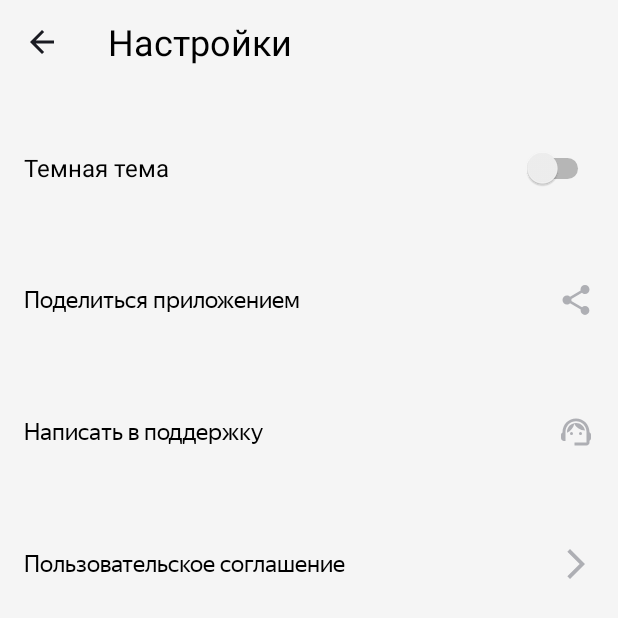
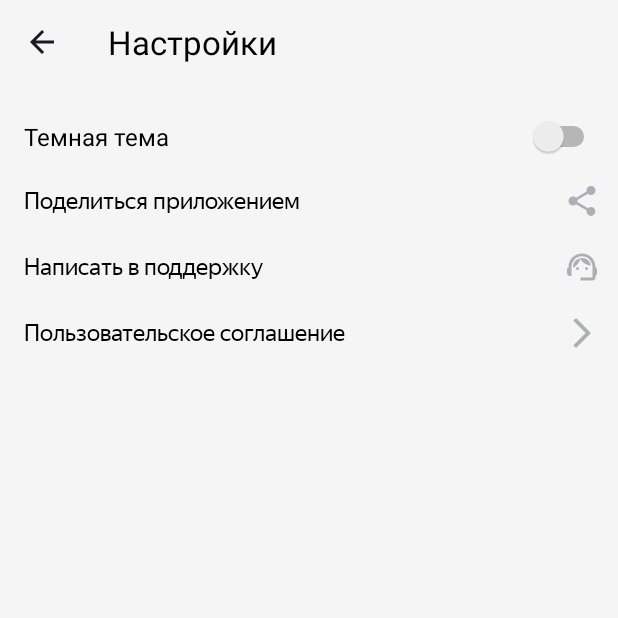
Before and after one commit to AntonVzdor/Playlist-Maker, an Android app: the SettingsActivity screen opened directly, with no data from a screen before it, on a phone screen of 412 x 824 dp. Shown: the top 618 px of the screen. Run offline under Robolectric (Android 15) with nearby library versions, the phone set to English and light mode, and no system bars.

Commit message:
Новый заход)

```diff
--- a/app/src/main/res/layout/activity_settings.xml
+++ b/app/src/main/res/layout/activity_settings.xml
@@ -4,7 +4,7 @@
     xmlns:tools="http://schemas.android.com/tools"
     android:layout_width="match_parent"
     android:layout_height="match_parent"
-    android:background="@color/not_afraamerican_ass"
+    android:background="@color/settings_color2"
     android:orientation="vertical">
 
     <androidx.appcompat.widget.Toolbar
@@ -20,61 +20,66 @@
             android:gravity="center_vertical"
             android:text="@string/settings"
             android:textColor="@color/settings_color"
-            android:textSize="@dimen/textSize" />
+            android:textSize="@dimen/textSizeMain" />
 
     </androidx.appcompat.widget.Toolbar>
 
     <Switch
         android:id="@+id/switch1"
         android:layout_width="match_parent"
-        android:layout_height="@dimen/layout_height2"
-        android:layout_marginStart="@dimen/marginStart"
-        android:layout_marginEnd="@dimen/marginEnd"
-        android:layout_marginBottom="@dimen/marginBottom2"
+        android:layout_height="wrap_content"
+        android:paddingStart="16dp"
+        android:paddingEnd="12dp"
+        android:paddingRight="40dp"
+        android:paddingBottom="20dp"
         android:text="@string/black_theme"
         android:textColor="@color/settings_color"
-        android:textSize="@dimen/textSize2"
+        android:textSize="@dimen/textSizeSettings"
         tools:ignore="UseSwitchCompatOrMaterialXml,VisualLintButtonSize" />
 
     <TextView
         android:id="@+id/shareTextView"
         android:layout_width="match_parent"
-        android:layout_height="@dimen/layout_height2"
-        android:layout_marginStart="@dimen/marginStart"
-        android:layout_marginEnd="@dimen/marginEnd"
-        android:layout_marginBottom="@dimen/marginBottom2"
+        android:layout_height="wrap_content"
+        android:paddingStart="16dp"
+        android:paddingEnd="12dp"
+        android:paddingRight="40dp"
+        android:paddingBottom="20dp"
         android:fontFamily="@font/ys_display"
         android:gravity="center_vertical"
         android:text="@string/share_app"
         android:textColor="@color/settings_color"
-        android:textSize="@dimen/textSize2"
+        android:textSize="@dimen/textSizeSettings"
         app:drawableRightCompat="@drawable/ic_baseline_share_24" />
 
     <TextView
         android:id="@+id/callTextView"
         android:layout_width="match_parent"
-        android:layout_height="@dimen/layout_height2"
-        android:layout_marginStart="@dimen/marginStart"
-        android:layout_marginEnd="@dimen/marginEnd"
-        android:layout_marginBottom="@dimen/marginBottom2"
+        android:layout_height="wrap_content"
+        android:paddingStart="16dp"
+        android:paddingEnd="12dp"
+        android:paddingRight="40dp"
+        android:paddingBottom="20dp"
         android:fontFamily="@font/ys_display"
         android:gravity="center_vertical"
         android:text="@string/call_center"
         android:textColor="@color/settings_color"
-        android:textSize="@dimen/textSize2"
+        android:textSize="@dimen/textSizeSettings"
         app:drawableRightCompat="@drawable/ic_baseline_support_agent_24" />
 
     <TextView
         android:id="@+id/agreementTextView"
         android:layout_width="match_parent"
-        android:layout_height="@dimen/layout_height2"
-        android:layout_marginStart="@dimen/marginStart"
-        android:layout_marginEnd="@dimen/marginEnd"
+        android:layout_height="wrap_content"
+        android:paddingStart="16dp"
+        android:paddingEnd="12dp"
+        android:paddingRight="40dp"
+        android:paddingBottom="20dp"
         android:fontFamily="@font/ys_display"
         android:gravity="center_vertical"
         android:text="@string/agreement"
         android:textColor="@color/settings_color"
-        android:textSize="@dimen/textSize2"
+        android:textSize="@dimen/textSizeSettings"
         app:drawableRightCompat="@drawable/ic_baseline_arrow_forward_ios_24" />
 
 </LinearLayout>
--- a/app/src/main/res/values/colors.xml
+++ b/app/src/main/res/values/colors.xml
@@ -11,7 +11,5 @@
     <color name="settings_color">#000000</color>
     <color name="settings_color2">#F5F5F5</color>
     <color name="icon_color">#AEAFB4</color>
-    <color name="blue_ass">#3772E7</color>
-    <color name="not_afraamerican_ass">#F5F5F5</color>
-
+    <color name="blue">#3772E7</color>
 </resources>
--- a/app/src/main/res/values/dimens.xml
+++ b/app/src/main/res/values/dimens.xml
@@ -1,9 +1,9 @@
 <?xml version="1.0" encoding="utf-8"?>
 <resources>
-    <dimen name="textSize">24sp</dimen>
-    <dimen name="textSize2">16sp</dimen>
+    <dimen name="textSizeMain">22sp</dimen>
+    <dimen name="textSizeSettings">16sp</dimen>
     <dimen name="cornerRadius">16dp</dimen>
-    <dimen name="marginStart">16dp</dimen>
+    <dimen name="margin16">16dp</dimen>
     <dimen name="marginStart2">64dp</dimen>
     <dimen name="marginEnd">16dp</dimen>
     <dimen name="marginBottom">16dp</dimen>
@@ -14,7 +14,7 @@
     <dimen name="paddingBottom2">64dp</dimen>
     <dimen name="iconPadding">8dp</dimen>
     <dimen name="iconPadding2">28dp</dimen>
-    <dimen name="layout_height2">64dp</dimen>
+    <dimen name="layout_height2">61dp</dimen>
 
 
 </resources>
```
Also changed, not shown: app/src/main/res/layout/activity_main.xml (+19 -23 lines).
